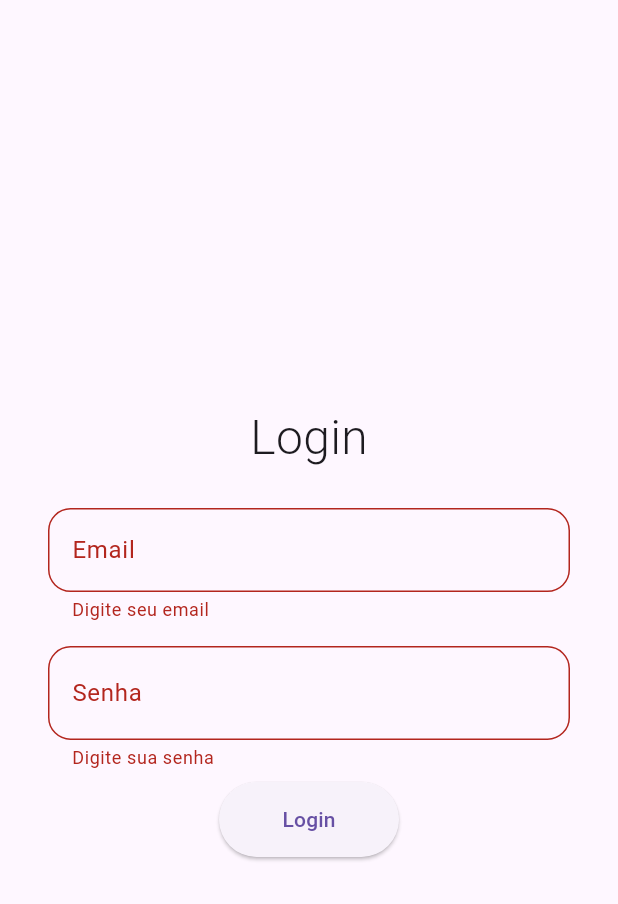
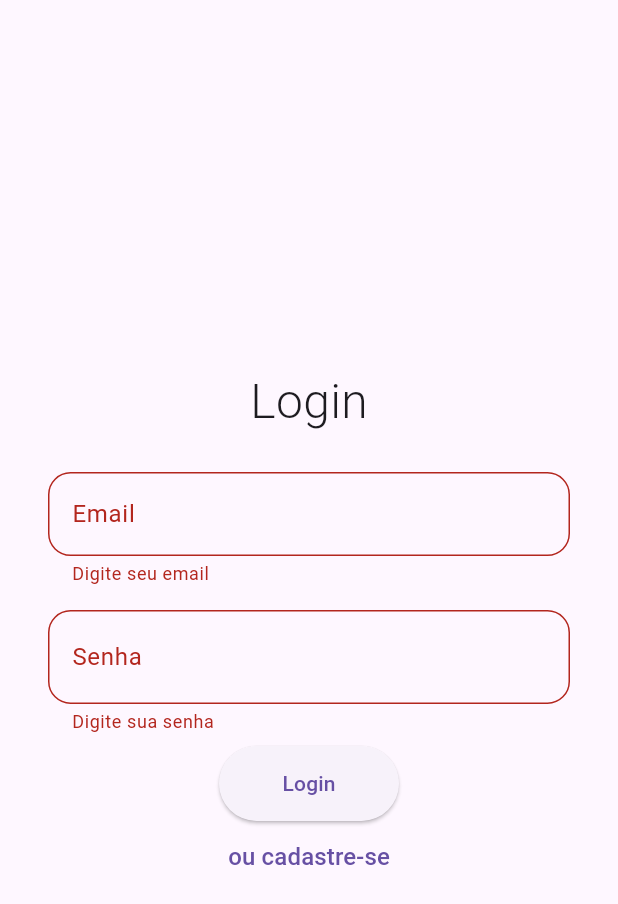
Before and after one commit to valdineifer/desafio_capyba, a Flutter app: the screen it shows after launch, after a tap on "Login", on a phone screen of 412 x 824 dp. Shown: the top 904 px of the screen. Run offline on Flutter 3.47's test engine with Material 2 defaults, Android fonts, the phone set to English and light mode, and no system bars; our stand-ins replace firebase_auth, firebase_core; accounts and stored records are empty.

Commit message:
Separa páginas de autenticação e adiciona Firebase Auth
- Ajusta estrutura de pastas

```diff
--- a/lib/main.dart
+++ b/lib/main.dart
@@ -1,13 +1,17 @@
-import 'package:desafio_capyba/screens/auth.dart';
+import 'package:desafio_capyba/pages/login_page.dart';
+import 'package:desafio_capyba/pages/panel_page.dart';
+import 'package:desafio_capyba/pages/signup_page.dart';
 import 'package:flutter/material.dart';
 import 'package:firebase_core/firebase_core.dart';
 import 'firebase_options.dart';
 
-// await Firebase.initializeApp(
-//     options: DefaultFirebaseOptions.currentPlatform,
-// );
+void main() async {
+  WidgetsFlutterBinding.ensureInitialized();
 
-void main() {
+  await Firebase.initializeApp(
+    options: DefaultFirebaseOptions.currentPlatform,
+  );
+
   runApp(const MyApp());
 }
 
@@ -20,7 +24,12 @@ class MyApp extends StatelessWidget {
     return MaterialApp(
       theme: ThemeData(useMaterial3: true, primarySwatch: Colors.green),
       title: 'Desafio Capyba',
-      home: const Scaffold(body: AuthPage()),
+      initialRoute: '/signin',
+      routes: {
+        '/signin': (context) => const LoginPage(),
+        '/panel': (context) => const PanelPage(),
+        '/signup': (context) => const SignUpPage()
+      },
     );
   }
 }
--- a/lib/screens/auth.dart
+++ b/lib/pages/login_page.dart
@@ -1,11 +1,13 @@
+import 'package:firebase_auth/firebase_auth.dart';
 import 'package:flutter/material.dart';
 
-class AuthPage extends StatelessWidget {
-  const AuthPage({Key? key}) : super(key: key);
+class LoginPage extends StatelessWidget {
+  const LoginPage({Key? key}) : super(key: key);
 
   @override
   Widget build(BuildContext context) {
-    return Center(
+    return Scaffold(
+      body: Center(
           child: Container(
         padding: const EdgeInsets.symmetric(horizontal: 32),
         child: Column(mainAxisSize: MainAxisSize.min, children: const [
@@ -16,7 +18,8 @@ class AuthPage extends StatelessWidget {
           ),
           AuthForm()
         ]),
-    ));
+      )),
+    );
   }
 }
 
@@ -31,9 +34,14 @@ class AuthForm extends StatefulWidget {
 
 class AuthFormState extends State<AuthForm> {
   final _formKey = GlobalKey<FormState>();
+  final FirebaseAuth _firebaseAuth = FirebaseAuth.instance;
 
   @override
   Widget build(BuildContext context) {
+    if (_firebaseAuth.currentUser != null) {
+      Navigator.pushNamed(context, '/panel');
+    }
+
     return Form(
       key: _formKey,
       child: Column(
@@ -47,13 +55,19 @@ class AuthFormState extends State<AuthForm> {
               onPressed: () {
                 if (_formKey.currentState!.validate()) {
                   ScaffoldMessenger.of(context).showSnackBar(
-                    const SnackBar(content: Text('Processing Data')),
+                    const SnackBar(
+                        content: Text(
+                            'Verifique se os dados inseridos são válidos')),
                   );
                 }
               },
               child: const Text('Login'),
             ),
           ),
+          TextButton(
+            onPressed: () => Navigator.pushNamed(context, '/signup'),
+            child: const Text('ou cadastre-se', style: TextStyle(fontSize: 16)),
+          )
         ],
       ),
     );
--- a/pubspec.yaml
+++ b/pubspec.yaml
@@ -35,6 +35,7 @@ dependencies:
   # Use with the CupertinoIcons class for iOS style icons.
   cupertino_icons: ^1.0.2
   firebase_core: ^1.17.0
+  firebase_auth: ^3.3.18
 
 dev_dependencies:
   flutter_test:
```
Also changed, not shown: lib/pages/panel_page.dart (added, +14 -0 lines), lib/pages/signup_page.dart (added, +10 -0 lines), pubspec.lock, 1 other file. Lines whose indentation alone changed are shown as unchanged.
